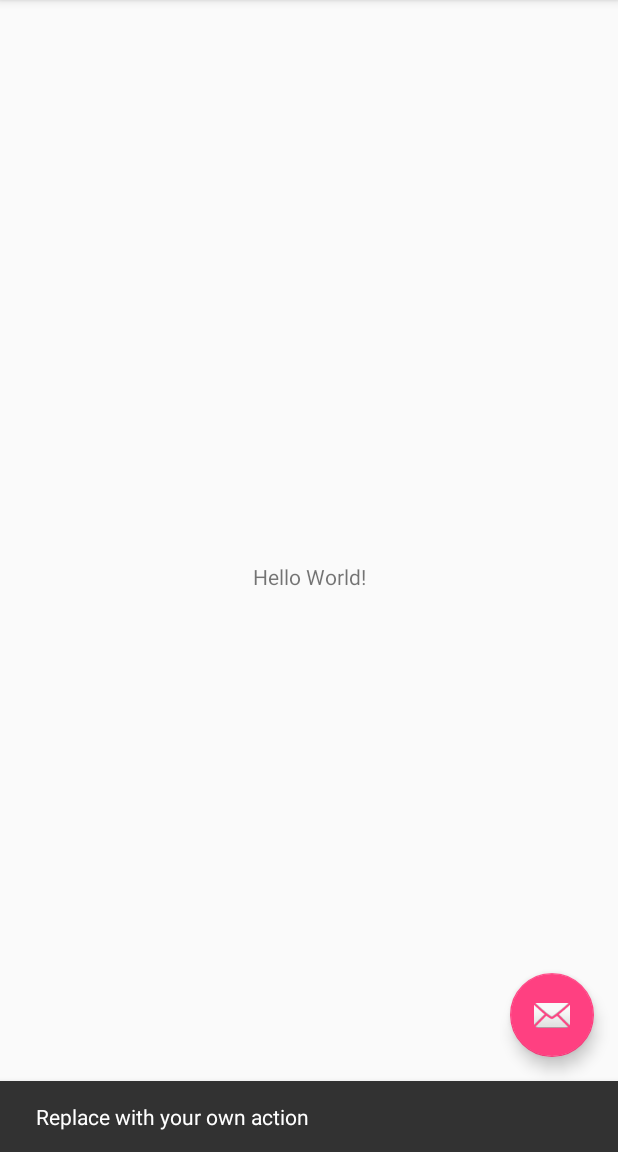
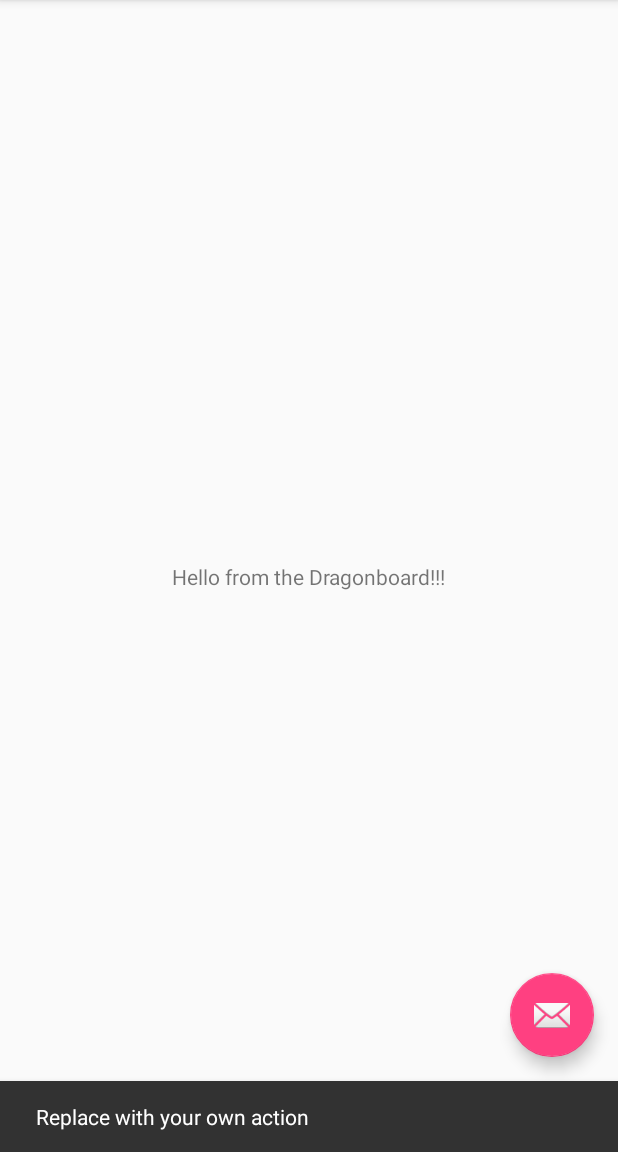
Before and after one commit to tomekbxl/GitExample2, an Android app: the screen it shows after launch (GitExampleActivity), after a tap on an icon or button, on a phone screen of 412 x 824 dp, the part 84-1236 px from its top. Run offline under Robolectric (Android 15) with nearby library versions, the phone set to English and light mode, and no system bars.

Commit message:
New text

```diff
--- a/AndroidStudioProjects/GitExample2/app/src/main/res/layout/activity_git_example.xml
+++ b/AndroidStudioProjects/GitExample2/app/src/main/res/layout/activity_git_example.xml
@@ -20,8 +20,6 @@
 
     </android.support.design.widget.AppBarLayout>
 
-    <include layout="@layout/content_git_example" />
-
     <android.support.design.widget.FloatingActionButton
         android:id="@+id/fab"
         android:layout_width="wrap_content"
@@ -30,4 +28,22 @@
         android:layout_margin="@dimen/fab_margin"
         app:srcCompat="@android:drawable/ic_dialog_email" />
 
+    <android.support.constraint.ConstraintLayout
+        android:layout_width="match_parent"
+        android:layout_height="match_parent"
+        app:layout_behavior="@string/appbar_scrolling_view_behavior"
+        tools:context="com.example.tomasz.gitexample2.GitExampleActivity"
+        tools:showIn="@layout/activity_git_example">
+
+        <TextView
+            android:layout_width="wrap_content"
+            android:layout_height="wrap_content"
+            android:text="Hello from the Dragonboard!!!"
+            app:layout_constraintBottom_toBottomOf="parent"
+            app:layout_constraintLeft_toLeftOf="parent"
+            app:layout_constraintRight_toRightOf="parent"
+            app:layout_constraintTop_toTopOf="parent" />
+
+    </android.support.constraint.ConstraintLayout>
+
 </android.support.design.widget.CoordinatorLayout>
```
Also changed, not shown: 2 other files.
